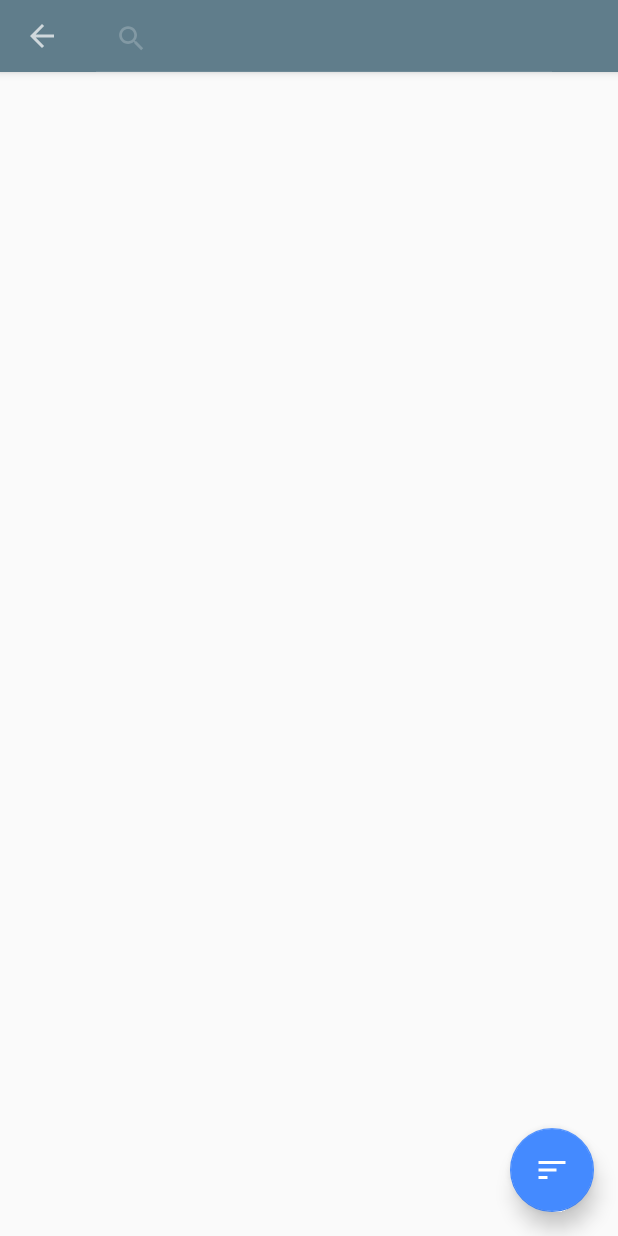
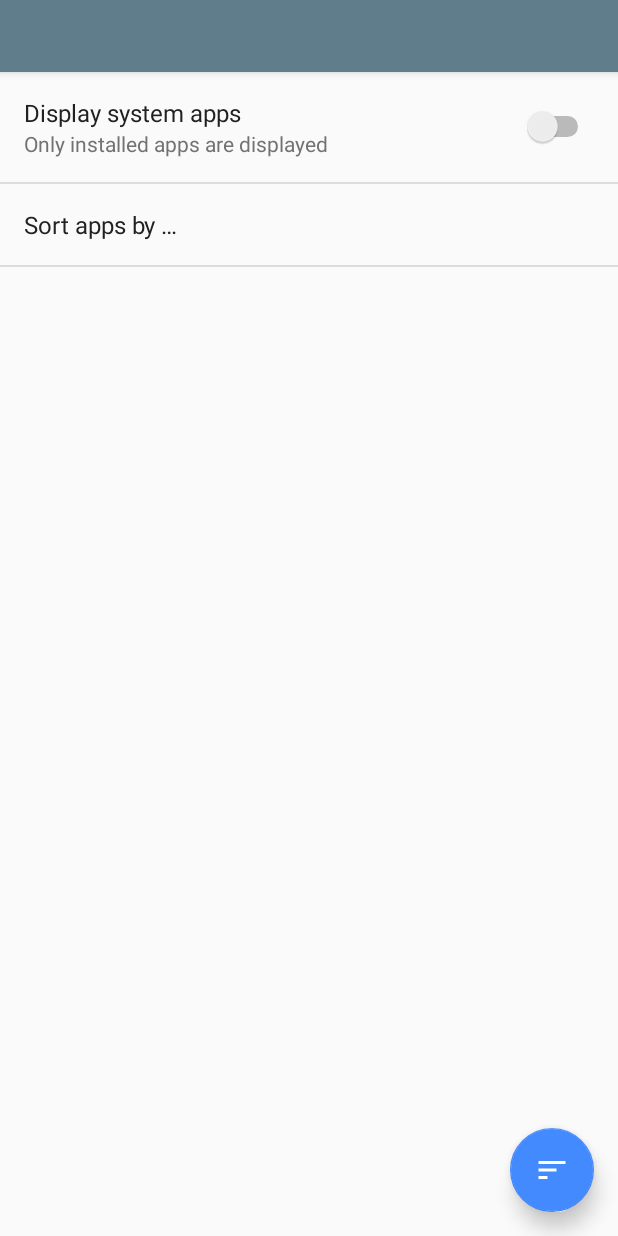
Before and after one commit to xgouchet/Stanley, an Android app: the AppListActivity screen opened directly, with no data from a screen before it, after a tap on an icon or button, on a phone screen of 412 x 824 dp. Run offline under Robolectric (Android 15) with nearby library versions, the light colour scheme and no system bars; our stand-ins replace ButterKnife, EventBus; libraries missing offline, so code that uses them is left out: rx.android.schedulers, rx.schedulers; 1 statement that could not run was skipped; 1 other tap on this screen came first.

Commit message:
Add preferences for the App List (sort, display system apps)

```diff
--- /dev/null
+++ b/app/src/main/java/fr/xgouchet/packageexplorer/core/Preferences.java
@@ -0,0 +1,50 @@
+package fr.xgouchet.packageexplorer.core;
+
+import android.content.Context;
+import android.preference.PreferenceManager;
+import android.support.annotation.NonNull;
+import android.text.TextUtils;
+
+/**
+ * @author Xavier Gouchet
+ */
+public final class Preferences {
+
+    public static final String KEY_SORT_CRITERIA = "sort_criteria";
+    public static final String KEY_DISPLAY_SYSTEM_APP = "show_system_apps";
+
+    public static final String SORT_NAME = "name";
+    public static final String SORT_PACKAGE_NAME = "package_name";
+    public static final String SORT_INSTALL_TIME = "install_time";
+
+    private static String lastSort = "";
+    private static boolean lastDisplay;
+
+    public static boolean getDisplaySystemApp(@NonNull Context context) {
+        lastDisplay = PreferenceManager.getDefaultSharedPreferences(context)
+                .getBoolean(KEY_DISPLAY_SYSTEM_APP, false);
+        return lastDisplay;
+    }
+
+    public static boolean sortOrDisplayChanged(@NonNull Context context) {
+        boolean oldDisplay = lastDisplay;
+        boolean newDisplay = getDisplaySystemApp(context);
+        if (oldDisplay != newDisplay) return true;
+
+        String oldSort = lastSort;
+        String newSort = getSort(context);
+        if (!TextUtils.equals(newSort, oldSort)) return true;
+
+        return false;
+    }
+
+    @NonNull
+    public static String getSort(@NonNull Context context) {
+        lastSort = PreferenceManager.getDefaultSharedPreferences(context)
+                .getString(KEY_SORT_CRITERIA, SORT_NAME);
+        return lastSort;
+    }
+
+    private Preferences() {
+    }
+}
--- a/app/src/main/java/fr/xgouchet/packageexplorer/model/Apps.java
+++ b/app/src/main/java/fr/xgouchet/packageexplorer/model/Apps.java
@@ -18,7 +18,6 @@ import android.util.Log;
 import java.text.DateFormat;
 import java.util.Date;
 import java.util.Locale;
-import java.util.jar.Manifest;
 
 import fr.xgouchet.packageexplorer.R;
 import fr.xgouchet.packageexplorer.annotations.MonitorMe;
@@ -51,8 +50,7 @@ public class Apps {
             for (PackageInfo pi : packages) {
                 ai = pi.applicationInfo;
                 if (ai == null) continue;
-
-                App app = App.fromAppInfo(pm, ai);
+                App app = App.fromAppInfo(pm, pi, ai);
 
                 subscriber.onNext(app);
             }
--- /dev/null
+++ b/app/src/main/java/fr/xgouchet/packageexplorer/ui/activities/AppFiltersActivity.java
@@ -0,0 +1,112 @@
+package fr.xgouchet.packageexplorer.ui.activities;
+
+
+import android.os.Bundle;
+import android.support.v7.app.AppCompatActivity;
+
+import fr.xgouchet.packageexplorer.R;
+
+/**
+ * @author Xavier Gouchet
+ */
+public class AppFiltersActivity extends AppCompatActivity {
+
+
+    @Override
+    protected void onCreate(Bundle savedInstanceState) {
+        super.onCreate(savedInstanceState);
+        setContentView(R.layout.activity_app_filters);
+    }
+
+
+//    /**
+//     * This fragment shows general preferences only. It is used when the
+//     * activity is showing a two-pane settings UI.
+//     */
+//    @TargetApi(Build.VERSION_CODES.HONEYCOMB)
+//    public static class GeneralPreferenceFragment extends PreferenceFragment {
+//        @Override
+//        public void onCreate(Bundle savedInstanceState) {
+//            super.onCreate(savedInstanceState);
+//            addPreferencesFromResource(R.xml.pref_filters);
+//            setHasOptionsMenu(true);
+//
+//            // Bind the summaries of EditText/List/Dialog/Ringtone preferences
+//            // to their values. When their values change, their summaries are
+//            // updated to reflect the new value, per the Android Design
+//            // guidelines.
+//            bindPreferenceSummaryToValue(findPreference("example_text"));
+//            bindPreferenceSummaryToValue(findPreference("example_list"));
+//        }
+//
+//        @Override
+//        public boolean onOptionsItemSelected(MenuItem item) {
+//            int id = item.getItemId();
+//            if (id == android.R.id.home) {
+//                startActivity(new Intent(getActivity(), AppFiltersActivity.class));
+//                return true;
+//            }
+//            return super.onOptionsItemSelected(item);
+//        }
+//    }
+//
+//    /**
+//     * This fragment shows notification preferences only. It is used when the
+//     * activity is showing a two-pane settings UI.
+//     */
+//    @TargetApi(Build.VERSION_CODES.HONEYCOMB)
+//    public static class NotificationPreferenceFragment extends PreferenceFragment {
+//        @Override
+//        public void onCreate(Bundle savedInstanceState) {
+//            super.onCreate(savedInstanceState);
+//            addPreferencesFromResource(R.xml.pref_notification);
+//            setHasOptionsMenu(true);
+//
+//            // Bind the summaries of EditText/List/Dialog/Ringtone preferences
+//            // to their values. When their values change, their summaries are
+//            // updated to reflect the new value, per the Android Design
+//            // guidelines.
+//            bindPreferenceSummaryToValue(findPreference("notifications_new_message_ringtone"));
+//        }
+//
+//        @Override
+//        public boolean onOptionsItemSelected(MenuItem item) {
+//            int id = item.getItemId();
+//            if (id == android.R.id.home) {
+//                startActivity(new Intent(getActivity(), AppFiltersActivity.class));
+//                return true;
+//            }
+//            return super.onOptionsItemSelected(item);
+//        }
+//    }
+//
+//    /**
+//     * This fragment shows data and sync preferences only. It is used when the
+//     * activity is showing a two-pane settings UI.
+//     */
+//    @TargetApi(Build.VERSION_CODES.HONEYCOMB)
+//    public static class DataSyncPreferenceFragment extends PreferenceFragment {
+//        @Override
+//        public void onCreate(Bundle savedInstanceState) {
+//            super.onCreate(savedInstanceState);
+//            addPreferencesFromResource(R.xml.pref_data_sync);
+//            setHasOptionsMenu(true);
+//
+//            // Bind the summaries of EditText/List/Dialog/Ringtone preferences
+//            // to their values. When their values change, their summaries are
+//            // updated to reflect the new value, per the Android Design
+//            // guidelines.
+//            bindPreferenceSummaryToValue(findPreference("sync_frequency"));
+//        }
+//
+//        @Override
+//        public boolean onOptionsItemSelected(MenuItem item) {
+//            int id = item.getItemId();
+//            if (id == android.R.id.home) {
+//                startActivity(new Intent(getActivity(), AppFiltersActivity.class));
+//                return true;
+//            }
+//            return super.onOptionsItemSelected(item);
+//        }
+//    }
+}
--- a/app/src/main/java/fr/xgouchet/packageexplorer/ui/activities/AppListActivity.java
+++ b/app/src/main/java/fr/xgouchet/packageexplorer/ui/activities/AppListActivity.java
@@ -1,5 +1,6 @@
 package fr.xgouchet.packageexplorer.ui.activities;
 
+import android.content.Intent;
 import android.os.Build;
 import android.os.Bundle;
 import android.support.annotation.NonNull;
@@ -56,8 +57,8 @@ public class AppListActivity extends AppCompatActivity {
     }
 
     @OnClick(R.id.fab)
-    public void onFabClicked(View view){
-
+    public void onFabClicked(View view) {
+        startActivity(new Intent(getApplicationContext(), AppFiltersActivity.class));
     }
 
     public void switchToDetailView(@NonNull App app, @Nullable View icon) {
--- a/app/src/main/java/fr/xgouchet/packageexplorer/ui/adapters/AppsAdapter.java
+++ b/app/src/main/java/fr/xgouchet/packageexplorer/ui/adapters/AppsAdapter.java
@@ -1,10 +1,12 @@
 package fr.xgouchet.packageexplorer.ui.adapters;
 
+import android.content.Context;
 import android.content.pm.ApplicationInfo;
 import android.support.annotation.NonNull;
 import android.support.annotation.Nullable;
 import android.support.v7.util.SortedList;
 import android.support.v7.widget.RecyclerView;
+import android.support.v7.widget.util.SortedListAdapterCallback;
 import android.text.TextUtils;
 import android.util.Log;
 import android.view.LayoutInflater;
@@ -15,12 +17,16 @@ import android.widget.TextView;
 
 import org.greenrobot.eventbus.EventBus;
 
+import java.text.DateFormat;
+import java.text.SimpleDateFormat;
 import java.util.ArrayList;
+import java.util.Date;
 import java.util.List;
 
 import butterknife.BindView;
 import butterknife.ButterKnife;
 import fr.xgouchet.packageexplorer.R;
+import fr.xgouchet.packageexplorer.core.Preferences;
 import fr.xgouchet.packageexplorer.model.App;
 import fr.xgouchet.packageexplorer.ui.callbacks.AppSortedListCallback;
 import fr.xgouchet.packageexplorer.ui.events.AppSelectedEvent;
@@ -35,13 +41,17 @@ public class AppsAdapter extends RecyclerView.Adapter<AppsAdapter.ViewHolder>
 
     private final List<App> appList = new ArrayList<>();
     private final SortedList<App> filteredAppList;
+    private final boolean ignoreSystemApps;
 
     @Nullable
     private String currentFilter = null;
 
-    public AppsAdapter() {
-        filteredAppList = new SortedList<>(App.class, new AppSortedListCallback.ByPackageName(this));
+    public AppsAdapter(@NonNull Context context) {
+        SortedListAdapterCallback<App> sortedListCallback = AppSortedListCallback.getCallback(context, this);
+        ignoreSystemApps = !Preferences.getDisplaySystemApp(context);
+        filteredAppList = new SortedList<>(App.class, sortedListCallback);
     }
+
 
     @Override
     public AppsAdapter.ViewHolder onCreateViewHolder(ViewGroup parent, int viewType) {
@@ -81,9 +91,11 @@ public class AppsAdapter extends RecyclerView.Adapter<AppsAdapter.ViewHolder>
     private void onNextApp(App app) {
         if (app == null) return;
 
-        // Ignore system apps
-        if ((app.getFlags() & ApplicationInfo.FLAG_SYSTEM) > 0) {
-            return;
+        // Ignore system apps ?
+        if (ignoreSystemApps) {
+            if ((app.getFlags() & ApplicationInfo.FLAG_SYSTEM) > 0) {
+                return;
+            }
         }
 
         appList.add(app);
@@ -146,19 +158,23 @@ public class AppsAdapter extends RecyclerView.Adapter<AppsAdapter.ViewHolder>
         return true;
     }
 
-    public class ViewHolder extends RecyclerView.ViewHolder implements View.OnClickListener {
+
+    public static class ViewHolder extends RecyclerView.ViewHolder implements View.OnClickListener {
 
         @BindView(R.id.icon_app)
         ImageView icon;
 
         @BindView(R.id.text_title)
         TextView title;
-        @BindView(R.id.text_subtitle)
+        @BindView(R.id.text_package_name)
         TextView subtitle;
+        @BindView(R.id.text_install)
+        TextView install;
 
         @Nullable
         private App app;
 
+        private static final DateFormat DATE_FORMAT = SimpleDateFormat.getDateInstance();
 
         public ViewHolder(View itemView) {
             super(itemView);
@@ -172,6 +188,9 @@ public class AppsAdapter extends RecyclerView.Adapter<AppsAdapter.ViewHolder>
             title.setText(app.getName());
             subtitle.setText(app.getPackageName());
             icon.setImageDrawable(app.getIcon());
+            synchronized (DATE_FORMAT) {
+                install.setText(DATE_FORMAT.format(new Date(app.getInstallTime())));
+            }
         }
 
         @Override
--- a/app/src/main/java/fr/xgouchet/packageexplorer/ui/callbacks/AppSortedListCallback.java
+++ b/app/src/main/java/fr/xgouchet/packageexplorer/ui/callbacks/AppSortedListCallback.java
@@ -1,9 +1,12 @@
 package fr.xgouchet.packageexplorer.ui.callbacks;
 
+import android.content.Context;
+import android.support.annotation.NonNull;
 import android.support.v7.widget.RecyclerView;
 import android.support.v7.widget.util.SortedListAdapterCallback;
 import android.text.TextUtils;
 
+import fr.xgouchet.packageexplorer.core.Preferences;
 import fr.xgouchet.packageexplorer.model.App;
 
 /**
@@ -11,32 +14,69 @@ import fr.xgouchet.packageexplorer.model.App;
  */
 public abstract class AppSortedListCallback extends SortedListAdapterCallback<App> {
 
-    /**
-     * Creates a {@link SortedList.Callback} that will forward data change events to the provided
-     * Adapter.
-     *
-     * @param adapter The Adapter instance which should receive events from the SortedList.
-     */
-    public AppSortedListCallback(RecyclerView.Adapter adapter) {
-        super(adapter);
+
+    @NonNull
+    public static SortedListAdapterCallback<App> getCallback(@NonNull Context context,
+                                                             @NonNull RecyclerView.Adapter adapter) {
+        String sort = Preferences.getSort(context);
+        switch (sort) {
+            case Preferences.SORT_PACKAGE_NAME:
+                return new AppSortedListCallback.ByPackageName(adapter);
+            case Preferences.SORT_INSTALL_TIME:
+                return new AppSortedListCallback.ByInstallTime(adapter);
+            case Preferences.SORT_NAME:
+            default:
+                return new AppSortedListCallback.ByName(adapter);
+        }
     }
 
     public static class ByPackageName extends AppSortedListCallback {
 
-        /**
-         * Creates a {@link SortedList.Callback} that will forward data change events to the provided
-         * Adapter.
-         *
-         * @param adapter The Adapter instance which should receive events from the SortedList.
-         */
-        public ByPackageName(RecyclerView.Adapter adapter) {
+        public ByPackageName(@NonNull RecyclerView.Adapter adapter) {
             super(adapter);
         }
 
         @Override
         public int compare(App app1, App app2) {
-            return app1.getPackageName().compareTo(app2.getPackageName());
+            return app1.getPackageName().compareToIgnoreCase(app2.getPackageName());
         }
+    }
+
+    public static class ByName extends AppSortedListCallback {
+
+        public ByName(@NonNull RecyclerView.Adapter adapter) {
+            super(adapter);
+        }
+
+        @Override
+        public int compare(App app1, App app2) {
+            return app1.getName().compareToIgnoreCase(app2.getName());
+        }
+    }
+
+    public static class ByInstallTime extends AppSortedListCallback {
+
+        public ByInstallTime(@NonNull RecyclerView.Adapter adapter) {
+            super(adapter);
+        }
+
+        @Override
+        public int compare(App app1, App app2) {
+            // 0 if lhs = rhs, less than 0 if lhs < rhs, and greater than 0 if lhs > rhs.
+            long lhs = app1.getInstallTime();
+            long rhs = app2.getInstallTime();
+
+            if (lhs == rhs)
+                return 0;
+            else if (lhs > rhs)
+                return -1;
+            else
+                return 1;
+        }
+    }
+
+    private AppSortedListCallback(@NonNull RecyclerView.Adapter adapter) {
+        super(adapter);
     }
 
     @Override
--- /dev/null
+++ b/app/src/main/java/fr/xgouchet/packageexplorer/ui/fragments/AppFiltersPrefsFragment.java
@@ -0,0 +1,39 @@
+package fr.xgouchet.packageexplorer.ui.fragments;
+
+import android.content.SharedPreferences;
+import android.os.Bundle;
+import android.preference.ListPreference;
+import android.preference.Preference;
+import android.preference.PreferenceFragment;
+
+import fr.xgouchet.packageexplorer.R;
+import fr.xgouchet.packageexplorer.core.Preferences;
+
+/**
+ * @author Xavier Gouchet
+ */
+public class AppFiltersPrefsFragment extends PreferenceFragment implements SharedPreferences.OnSharedPreferenceChangeListener {
+
+    @Override
+    public void onCreate(Bundle savedInstanceState) {
+        super.onCreate(savedInstanceState);
+        addPreferencesFromResource(R.xml.pref_filters);
+        setHasOptionsMenu(true);
+
+        getPreferenceManager().getSharedPreferences()
+                .registerOnSharedPreferenceChangeListener(this);
+        onSharedPreferenceChanged(getPreferenceManager().getSharedPreferences(), Preferences.KEY_SORT_CRITERIA);
+
+    }
+
+
+    @Override
+    public void onSharedPreferenceChanged(SharedPreferences sharedPreferences, String key) {
+        Preference preference = findPreference(key);
+
+        if (preference instanceof ListPreference) {
+            ListPreference listPref = (ListPreference) preference;
+            listPref.setSummary(listPref.getEntry());
+        }
+    }
+}
--- a/app/src/main/java/fr/xgouchet/packageexplorer/ui/fragments/AppListFragment.java
+++ b/app/src/main/java/fr/xgouchet/packageexplorer/ui/fragments/AppListFragment.java
@@ -17,6 +17,7 @@ import android.view.ViewGroup;
 import butterknife.BindView;
 import butterknife.ButterKnife;
 import fr.xgouchet.packageexplorer.R;
+import fr.xgouchet.packageexplorer.core.Preferences;
 import fr.xgouchet.packageexplorer.model.Apps;
 import fr.xgouchet.packageexplorer.ui.adapters.AppsAdapter;
 import rx.Observable;
@@ -31,20 +32,12 @@ public class AppListFragment extends Fragment implements SearchView.OnQueryTextL
     @BindView(R.id.app_list)
     RecyclerView recyclerView;
 
-    private final AppsAdapter appsAdapter = new AppsAdapter();
+    private AppsAdapter appsAdapter;
 
     @Override
     public void onCreate(@Nullable Bundle savedInstanceState) {
         super.onCreate(savedInstanceState);
         setHasOptionsMenu(true);
-
-        appsAdapter.clear();
-
-        Observable.create(new Apps.List(getActivity()))
-                .subscribeOn(Schedulers.io())
-                .buffer(32)
-                .observeOn(AndroidSchedulers.mainThread())
-                .subscribe(appsAdapter);
     }
 
     @Nullable
@@ -55,14 +48,17 @@ public class AppListFragment extends Fragment implements SearchView.OnQueryTextL
         View root = inflater.inflate(R.layout.fragment_list, container, false);
         ButterKnife.bind(this, root);
 
-        recyclerView.setAdapter(appsAdapter);
-
         return root;
     }
 
     @Override
     public void onResume() {
         super.onResume();
+
+        if (Preferences.sortOrDisplayChanged(getContext())) {
+            reload();
+        }
+
     }
 
     @Override
@@ -93,4 +89,15 @@ public class AppListFragment extends Fragment implements SearchView.OnQueryTextL
         return true;
     }
 
+
+    private void reload() {
+        appsAdapter = new AppsAdapter(getContext());
+        recyclerView.setAdapter(appsAdapter);
+
+        Observable.create(new Apps.List(getActivity()))
+                .subscribeOn(Schedulers.io())
+                .buffer(32)
+                .observeOn(AndroidSchedulers.mainThread())
+                .subscribe(appsAdapter);
+    }
 }
--- /dev/null
+++ b/app/src/main/res/layout/activity_app_filters.xml
@@ -0,0 +1,43 @@
+<?xml version="1.0" encoding="utf-8"?>
+<android.support.design.widget.CoordinatorLayout xmlns:android="http://schemas.android.com/apk/res/android"
+    xmlns:app="http://schemas.android.com/apk/res-auto"
+    xmlns:tools="http://schemas.android.com/tools"
+    android:layout_width="match_parent"
+    android:layout_height="match_parent">
+
+
+    <android.support.design.widget.AppBarLayout
+        android:id="@+id/appBarLayout"
+        android:layout_width="match_parent"
+        android:layout_height="wrap_content">
+
+        <android.support.v7.widget.Toolbar
+            android:id="@+id/toolbar"
+            android:layout_width="match_parent"
+            android:layout_height="48dp"
+            android:background="@color/primary"
+            android:elevation="@dimen/elevation_toolbar"
+            android:theme="@style/ThemeOverlay.AppCompat.Dark"
+            app:elevation="@dimen/elevation_toolbar" />
+    </android.support.design.widget.AppBarLayout>
+
+    <fragment
+        android:id="@+id/fragment_container"
+        android:name="fr.xgouchet.packageexplorer.ui.fragments.AppFiltersPrefsFragment"
+        android:layout_width="match_parent"
+        android:layout_height="match_parent"
+        app:layout_behavior="@string/appbar_scrolling_view_behavior"
+        tools:layout="@layout/fragment_list" />
+
+    <android.support.design.widget.FloatingActionButton
+
+        android:id="@+id/fab"
+        android:layout_width="wrap_content"
+        android:layout_height="wrap_content"
+        android:layout_gravity="end|bottom"
+        android:layout_margin="16dp"
+        android:elevation="@dimen/elevation_fab"
+        android:src="@drawable/ic_sort"
+        android:tint="@android:color/white"
+        app:elevation="@dimen/elevation_fab" />
+</android.support.design.widget.CoordinatorLayout>
--- a/app/src/main/res/values/strings.xml
+++ b/app/src/main/res/values/strings.xml
@@ -1,6 +1,7 @@
 <resources>
     <string name="app_name">Stanley</string>
 
+    <!-- App details headers -->
     <string name="header_type_global">Package Information</string>
     <string name="header_type_features">Features</string>
     <string name="header_type_custom_permissions">Custom Permissions</string>
@@ -9,4 +10,23 @@
     <string name="header_type_services">Services</string>
     <string name="header_type_providers">Providers</string>
     <string name="header_type_receivers">Receivers</string>
+
+    <!-- Preferences -->
+    <string name="pref_title_show_system_apps">Display system apps</string>
+    <string name="pref_description_show_system_apps_on">System applications are displayed</string>
+    <string name="pref_description_show_system_apps_off">Only installed apps are displayed</string>
+
+    <string name="pref_title_sort_criteria">Sort apps by …</string>
+    <string-array name="pref_sort_entries">
+        <item>Name</item>
+        <item>Package name</item>
+        <item>Installation date</item>
+    </string-array>
+    <string-array name="pref_sort_values">
+        <item>name</item>
+        <item>package_name</item>
+        <item>install_time</item>
+    </string-array>
+
+
 </resources>
--- /dev/null
+++ b/app/src/main/res/xml/pref_filters.xml
@@ -0,0 +1,32 @@
+<PreferenceScreen xmlns:android="http://schemas.android.com/apk/res/android">
+
+    <SwitchPreference
+        android:defaultValue="false"
+        android:key="show_system_apps"
+        android:summaryOff="@string/pref_description_show_system_apps_off"
+        android:summaryOn="@string/pref_description_show_system_apps_on"
+        android:title="@string/pref_title_show_system_apps" />
+
+    <ListPreference
+        android:defaultValue="0"
+        android:entries="@array/pref_sort_entries"
+        android:entryValues="@array/pref_sort_values"
+        android:key="sort_criteria"
+        android:negativeButtonText="@null"
+        android:positiveButtonText="@null"
+        android:title="@string/pref_title_sort_criteria" />
+
+    <!--&lt;!&ndash; NOTE: EditTextPreference accepts EditText attributes. &ndash;&gt;-->
+    <!--&lt;!&ndash; NOTE: EditTextPreference's summary should be set to its value by the activity code. &ndash;&gt;-->
+    <!--<EditTextPreference-->
+    <!--android:capitalize="words"-->
+    <!--android:defaultValue="@string/pref_default_display_name"-->
+    <!--android:inputType="textCapWords"-->
+    <!--android:key="example_text"-->
+    <!--android:maxLines="1"-->
+    <!--android:selectAllOnFocus="true"-->
+    <!--android:singleLine="true"-->
+    <!--android:title="@string/pref_title_display_name" />-->
+
+
+</PreferenceScreen>
```
Also changed, not shown: app/src/main/AndroidManifest.xml (+14 -7 lines), app/src/main/java/fr/xgouchet/packageexplorer/model/App.java (+20 -3 lines), app/src/main/res/layout/item_app.xml (+18 -1 lines).
